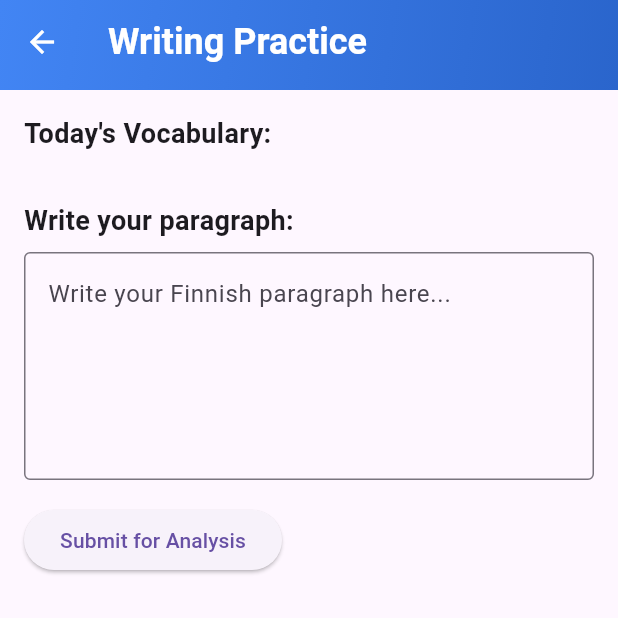
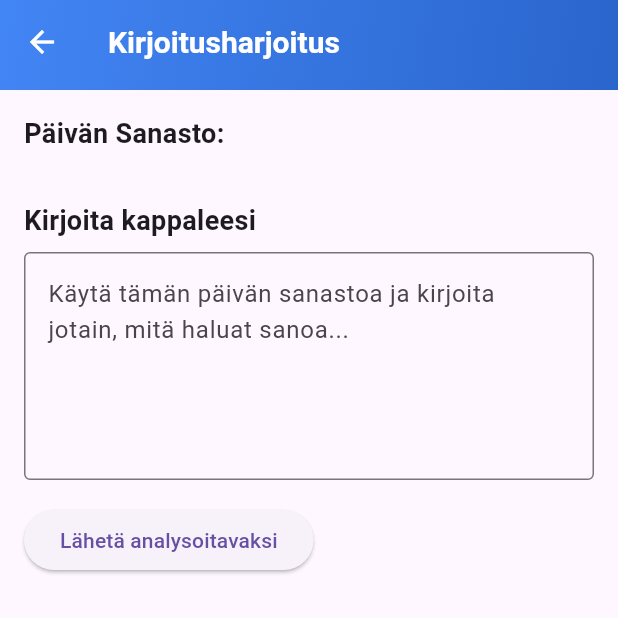
Before and after one commit to monodara/Suomi-Opinto-Avustaja, a Flutter app: the WritingPracticePage screen opened directly, on a phone screen of 412 x 824 dp, the top half of it. Run offline on Flutter 3.47's test engine with Material 3 defaults, Android fonts, the phone set to English and light mode, and no system bars; our stand-ins replace flutter_tts, hive, hive_flutter, permission_handler; missing offline and left inert: flutter_sound; accounts and stored records are empty; generated files the repository leaves out were written again; network calls fail; Roboto replaces fonts that are missing (NotoSans).

Commit message:
Changed English titles and instructions to Finnish.

```diff
--- a/frontend/lib/main.dart
+++ b/frontend/lib/main.dart
@@ -141,7 +141,7 @@ class _MainAppState extends State<MainApp> {
                           ),
                         ),
                         Text(
-                          'Finnish Language Learning',
+                          'Paranna suomen kieltä päivä päivältä',
                           style: TextStyle(
                             color: Colors.grey, // Grey from screenshot
                             fontSize: 14,
--- a/frontend/lib/pages/home.dart
+++ b/frontend/lib/pages/home.dart
@@ -92,10 +92,12 @@ class _HomePageState extends State<HomePage> {
                 onPressed: () {
                   Navigator.push(
                     context,
-                    MaterialPageRoute(builder: (context) => const WritingPracticePage()),
+                    MaterialPageRoute(
+                      builder: (context) => const WritingPracticePage(),
+                    ),
                   );
                 },
-                child: const Text('Start Writing Practice'),
+                child: const Text('Aloita kirjoitusharjoittelu'),
               ),
               const SizedBox(height: 32),
               Row(
--- a/frontend/lib/pages/writing_practice_page.dart
+++ b/frontend/lib/pages/writing_practice_page.dart
@@ -58,7 +58,9 @@ class _WritingPracticePageState extends State<WritingPracticePage> {
     });
 
     try {
-      final vocabularyWords = _todayVocabulary.map((word) => word.word).toList();
+      final vocabularyWords = _todayVocabulary
+          .map((word) => word.word)
+          .toList();
       final result = await ApiService.instance.writingPracticeAnalysis(
         _paragraphController.text,
         vocabularyWords,
@@ -76,7 +78,8 @@ class _WritingPracticePageState extends State<WritingPracticePage> {
         });
       } else {
         setState(() {
-          _errorMessage = 'AI analysis returned unexpected format: $rawAnalysis';
+          _errorMessage =
+              'AI analysis returned unexpected format: $rawAnalysis';
         });
       }
     } catch (e) {
@@ -114,10 +117,10 @@ class _WritingPracticePageState extends State<WritingPracticePage> {
           ),
           child: AppBar(
             title: const Text(
-              'Writing Practice',
+              'Kirjoitusharjoitus',
               style: TextStyle(
                 color: Colors.white,
-                fontSize: 24,
+                fontSize: 20,
                 fontWeight: FontWeight.bold,
               ),
             ),
@@ -137,18 +140,20 @@ class _WritingPracticePageState extends State<WritingPracticePage> {
           crossAxisAlignment: CrossAxisAlignment.start,
           children: [
             const Text(
-              'Today\'s Vocabulary:',
+              'Päivän Sanasto:',
               style: TextStyle(fontSize: 18, fontWeight: FontWeight.bold),
             ),
             const SizedBox(height: 8),
             Wrap(
               spacing: 8.0,
               runSpacing: 4.0,
-              children: _todayVocabulary.map((word) => Chip(label: Text(word.word))).toList(),
+              children: _todayVocabulary
+                  .map((word) => Chip(label: Text(word.word)))
+                  .toList(),
             ),
             const SizedBox(height: 24),
             const Text(
-              'Write your paragraph:',
+              'Kirjoita kappaleesi',
               style: TextStyle(fontSize: 18, fontWeight: FontWeight.bold),
             ),
             const SizedBox(height: 8),
@@ -157,7 +162,8 @@ class _WritingPracticePageState extends State<WritingPracticePage> {
               maxLines: 5,
               decoration: const InputDecoration(
                 border: OutlineInputBorder(),
-                hintText: 'Write your Finnish paragraph here...',
+                hintText:
+                    'Käytä tämän päivän sanastoa ja kirjoita jotain, mitä haluat sanoa...',
               ),
             ),
             const SizedBox(height: 16),
@@ -165,7 +171,7 @@ class _WritingPracticePageState extends State<WritingPracticePage> {
                 ? const Center(child: CircularProgressIndicator())
                 : ElevatedButton(
                     onPressed: _submitForAnalysis,
-                    child: const Text('Submit for Analysis'),
+                    child: const Text('Lähetä analysoitavaksi'),
                   ),
             if (_errorMessage != null)
               Padding(
--- a/frontend/lib/widgets/todays_achievements_card.dart
+++ b/frontend/lib/widgets/todays_achievements_card.dart
@@ -41,14 +41,10 @@ class TodaysAchievementsCard extends StatelessWidget {
             children: [
               const Row(
                 children: [
-                  Icon(
-                    Icons.star_border,
-                    color: Colors.white,
-                    size: 24,
-                  ),
+                  Icon(Icons.star_border, color: Colors.white, size: 24),
                   SizedBox(width: 8),
                   Text(
-                    'Great progress!',
+                    'Hienoa Edistystä!',
                     style: TextStyle(
                       color: Colors.white,
                       fontSize: 16,
@@ -63,17 +59,13 @@ class TodaysAchievementsCard extends StatelessWidget {
                   color: Colors.white.withOpacity(0.2),
                   borderRadius: BorderRadius.circular(10),
                 ),
-                child: const Icon(
-                  Icons.person,
-                  color: Colors.white,
-                  size: 24,
-                ),
+                child: const Icon(Icons.person, color: Colors.white, size: 24),
               ),
             ],
           ),
           const SizedBox(height: 16),
           const Text(
-            'Today\'s achievements',
+            'Päivän Saavutus',
             style: TextStyle(
               color: Colors.white,
               fontSize: 28,
@@ -95,7 +87,7 @@ class TodaysAchievementsCard extends StatelessWidget {
                     ),
                   ),
                   Text(
-                    'Words learned',
+                    'Sanaa opittu',
                     style: TextStyle(
                       color: Colors.white.withOpacity(0.8),
                       fontSize: 16,
@@ -116,7 +108,7 @@ class TodaysAchievementsCard extends StatelessWidget {
                     ),
                   ),
                   Text(
-                    'Sentences read',
+                    'Lausetta luettu',
                     style: TextStyle(
                       color: Colors.white.withOpacity(0.8),
                       fontSize: 16,
--- a/frontend/lib/widgets/todays_vocabulary_section.dart
+++ b/frontend/lib/widgets/todays_vocabulary_section.dart
@@ -6,10 +6,7 @@ import 'package:frontend/pages/word_detail.dart'; // New import
 class TodaysVocabularySection extends StatelessWidget {
   final List<SavedWord> todayVocabulary;
 
-  const TodaysVocabularySection({
-    super.key,
-    required this.todayVocabulary,
-  });
+  const TodaysVocabularySection({super.key, required this.todayVocabulary});
 
   @override
   Widget build(BuildContext context) {
@@ -20,7 +17,7 @@ class TodaysVocabularySection extends StatelessWidget {
           mainAxisAlignment: MainAxisAlignment.spaceBetween,
           children: [
             const Text(
-              'Today\'s Vocabulary',
+              'Päivän Sanasto',
               style: TextStyle(fontSize: 20, fontWeight: FontWeight.bold),
             ),
             TextButton.icon(
@@ -41,13 +38,14 @@ class TodaysVocabularySection extends StatelessWidget {
         if (todayVocabulary.isEmpty)
           const Center(
             child: Text(
-              'No vocabulary for today. Add some words to your wordbook!',
+              'Ei sanastoa tänään. Lue artikkeli ja lisää sanoja sanakirjaasi!',
             ),
           )
         else
           ...todayVocabulary
               .map(
-                (word) => GestureDetector( // Wrap Card with GestureDetector
+                (word) => GestureDetector(
+                  // Wrap Card with GestureDetector
                   onTap: () {
                     Navigator.push(
                       context,
```
